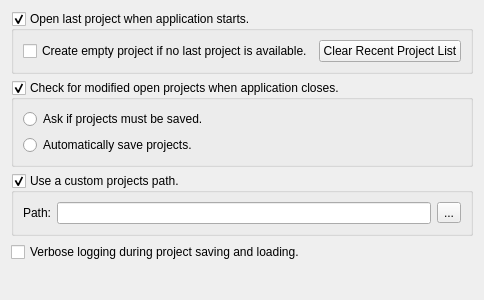
Qt form src/ProjectManagement/source/ProjectManagementConfig.ui (JPNaude/Qtilities) before a commit.
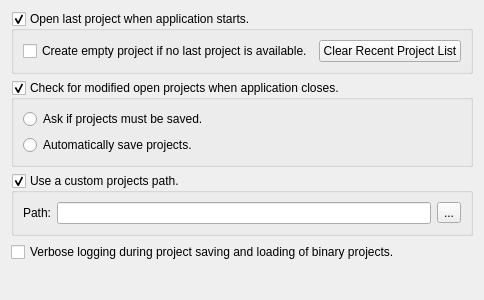
The same form after that commit.

Commit message: ProjectManagementConfig should only show verbose project option when Binary projects are enabled.

The edit to the form file:
```diff
--- a/src/ProjectManagement/source/ProjectManagementConfig.ui
+++ b/src/ProjectManagement/source/ProjectManagementConfig.ui
@@ -6,7 +6,7 @@
    <rect>
     <x>0</x>
     <y>0</y>
-    <width>436</width>
+    <width>442</width>
     <height>300</height>
    </rect>
   </property>
@@ -117,7 +117,7 @@
       <string>This setting enables verbose logging output during project loading and saving operations. This provides detailed information about the saving and loading processes, but it comes at the cost of slower saving and loading.</string>
      </property>
      <property name="text">
-      <string>Verbose logging during project saving and loading.</string>
+      <string>Verbose logging during project saving and loading of binary projects.</string>
      </property>
     </widget>
    </item>
```
The commit also changes 2 other files.
